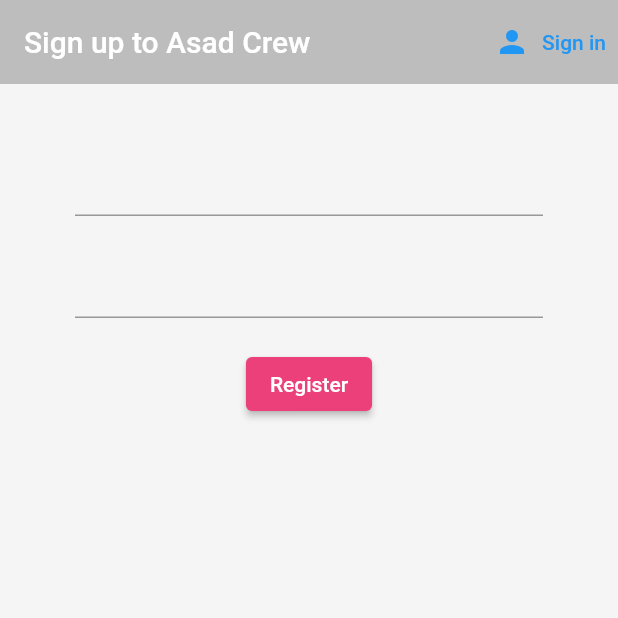
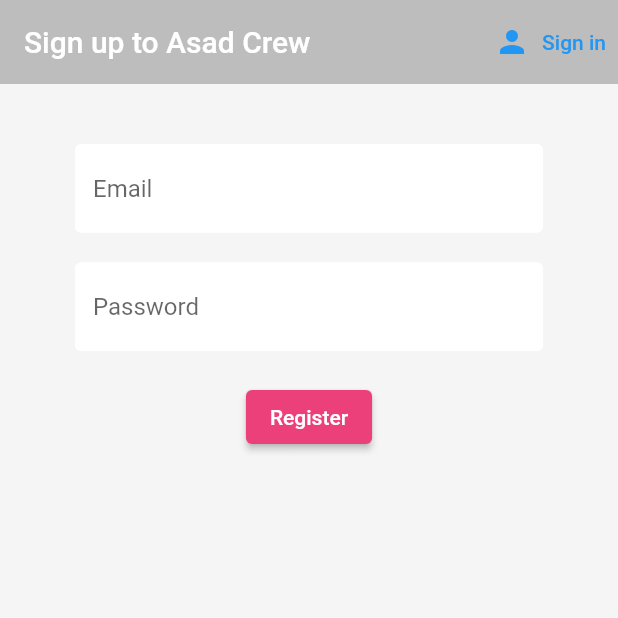
Before and after one commit to asad3455/fork_project, a Flutter app: the screen it shows after launch, after a tap on "Sign in", after a tap on "Register", on a phone screen of 412 x 824 dp, the top half of it. Run offline on Flutter 3.47's test engine with Material 2 defaults, Android fonts, the phone set to English and light mode, and no system bars; our stand-ins replace firebase_auth, firebase_core; accounts and stored records are empty.

Commit message:
feat: Added text decoration to text field inputs to change when in focus and show hint messages

```diff
--- a/lib/screens/authenticate/register.dart
+++ b/lib/screens/authenticate/register.dart
@@ -31,7 +31,7 @@
           backgroundColor: Colors.grey[400],
           //Removes drop shadow
           elevation: 0.0,
-          title: Text('Sign up to Asad Crew'),
+          title: const Text('Sign up to Asad Crew'),
           // Shows buttons on the top right of the app bar
           actions: <Widget>[
             TextButton.icon(
@@ -39,21 +39,36 @@
                   // this refers to state so we want to refer to widget
                   widget.toggleView();
                 },
-                icon: Icon(Icons.person),
-                label: Text("Sign in"))
+                icon: const Icon(Icons.person),
+                label: const Text("Sign in"))
           ],
         ),
         //Body of the screen - what is shown to the user
         body: Container(
             //Padding for the container - symmetric is top and bottom are the same, left and right are the same
-            padding: EdgeInsets.symmetric(vertical: 20.0, horizontal: 50.0),
+            padding:
+                const EdgeInsets.symmetric(vertical: 20.0, horizontal: 50.0),
             child: Form(
               //Assigning key to the form - keeps track of the state of our form
               key: _formKey,
               child: Column(
                 children: <Widget>[
-                  SizedBox(height: 20.0),
+                  const SizedBox(height: 20.0),
                   TextFormField(
+                    //Decorate the text form with hints
+                    decoration: const InputDecoration(
+                        //Hint text on text box shows Email
+                        hintText: 'Email',
+                        //Fill colour of the form field should be White
+                        fillColor: Colors.white,
+                        filled: true,
+                        //Any enabled form field will have this border
+                        enabledBorder: OutlineInputBorder(
+                            borderSide:
+                                BorderSide(color: Colors.white, width: 2.0)),
+                        focusedBorder: OutlineInputBorder(
+                            borderSide:
+                                BorderSide(color: Colors.pink, width: 2.0))),
                     validator: (value) =>
                         value!.isEmpty ? "Enter an email" : null,
                     onChanged: (value) => {
@@ -62,8 +77,21 @@
                       )
                     },
                   ),
-                  SizedBox(height: 20.0),
+                  const SizedBox(height: 20.0),
                   TextFormField(
+                    decoration: const InputDecoration(
+                        //Hint text on text box shows Email
+                        hintText: 'Password',
+                        //Fill colour of the form field should be White
+                        fillColor: Colors.white,
+                        filled: true,
+                        //Any enabled form field will have this border
+                        enabledBorder: OutlineInputBorder(
+                            borderSide:
+                                BorderSide(color: Colors.white, width: 2.0)),
+                        focusedBorder: OutlineInputBorder(
+                            borderSide:
+                                BorderSide(color: Colors.pink, width: 2.0))),
                     //password so will not show
                     obscureText: true,
                     validator: (value) => value!.length < 6
@@ -75,7 +103,7 @@
                       )
                     },
                   ),
-                  SizedBox(height: 20.0),
+                  const SizedBox(height: 20.0),
                   ElevatedButton(
                       onPressed: () async {
                         //Only if validate returns null from validators in form will this be valid
@@ -90,11 +118,11 @@
                       },
                       style:
                           ElevatedButton.styleFrom(primary: Colors.pink[400]),
-                      child: Text(
+                      child: const Text(
                         'Register',
                         style: TextStyle(color: Colors.white),
                       )),
-                  SizedBox(
+                  const SizedBox(
                     height: 12.0,
                   ),
                   Text(error,
--- a/lib/screens/authenticate/sign_in.dart
+++ b/lib/screens/authenticate/sign_in.dart
@@ -53,6 +53,19 @@
                 children: <Widget>[
                   SizedBox(height: 20.0),
                   TextFormField(
+                    decoration: const InputDecoration(
+                        //Hint text on text box shows Email
+                        hintText: 'Email',
+                        //Fill colour of the form field should be White
+                        fillColor: Colors.white,
+                        filled: true,
+                        //Any enabled form field will have this border
+                        enabledBorder: OutlineInputBorder(
+                            borderSide:
+                                BorderSide(color: Colors.white, width: 2.0)),
+                        focusedBorder: OutlineInputBorder(
+                            borderSide:
+                                BorderSide(color: Colors.pink, width: 2.0))),
                     validator: (value) =>
                         value!.isEmpty ? "Enter an email" : null,
                     onChanged: (value) => {
@@ -63,6 +76,19 @@
                   ),
                   SizedBox(height: 20.0),
                   TextFormField(
+                    decoration: const InputDecoration(
+                        //Hint text on text box shows Email
+                        hintText: 'Password',
+                        //Fill colour of the form field should be White
+                        fillColor: Colors.white,
+                        filled: true,
+                        //Any enabled form field will have this border
+                        enabledBorder: OutlineInputBorder(
+                            borderSide:
+                                BorderSide(color: Colors.white, width: 2.0)),
+                        focusedBorder: OutlineInputBorder(
+                            borderSide:
+                                BorderSide(color: Colors.pink, width: 2.0))),
                     //password so will not show
                     obscureText: true,
                     validator: (value) => value!.length < 6
```
